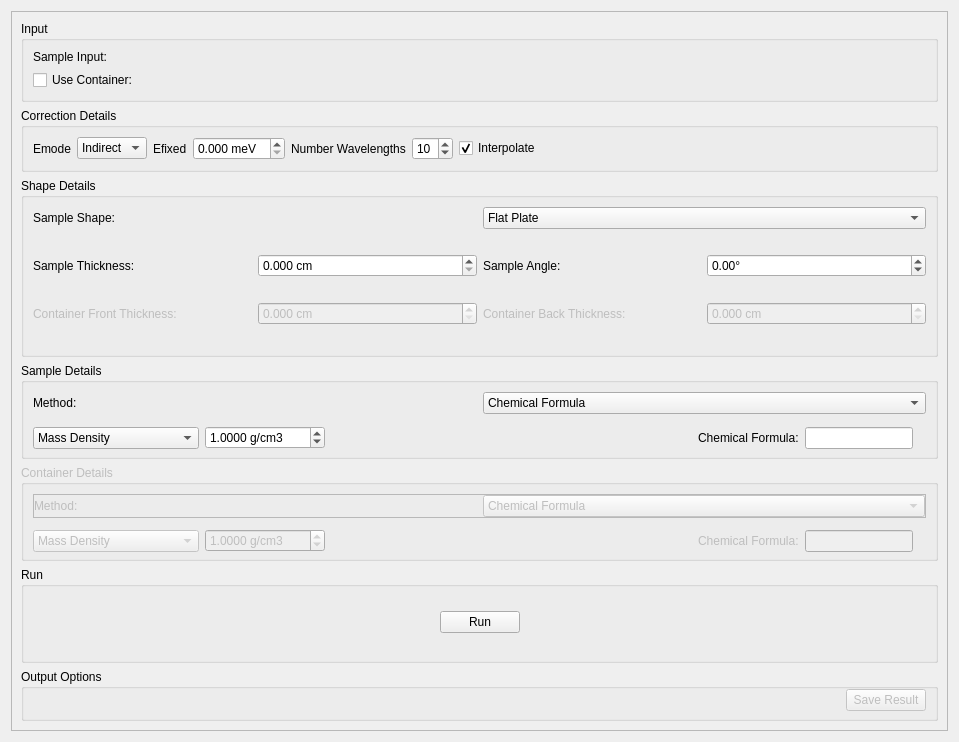
First picture: the form in qt/scientific_interfaces/Inelastic/Corrections/CalculatePaalmanPings.ui, repository mantidproject/mantid, before the edit.
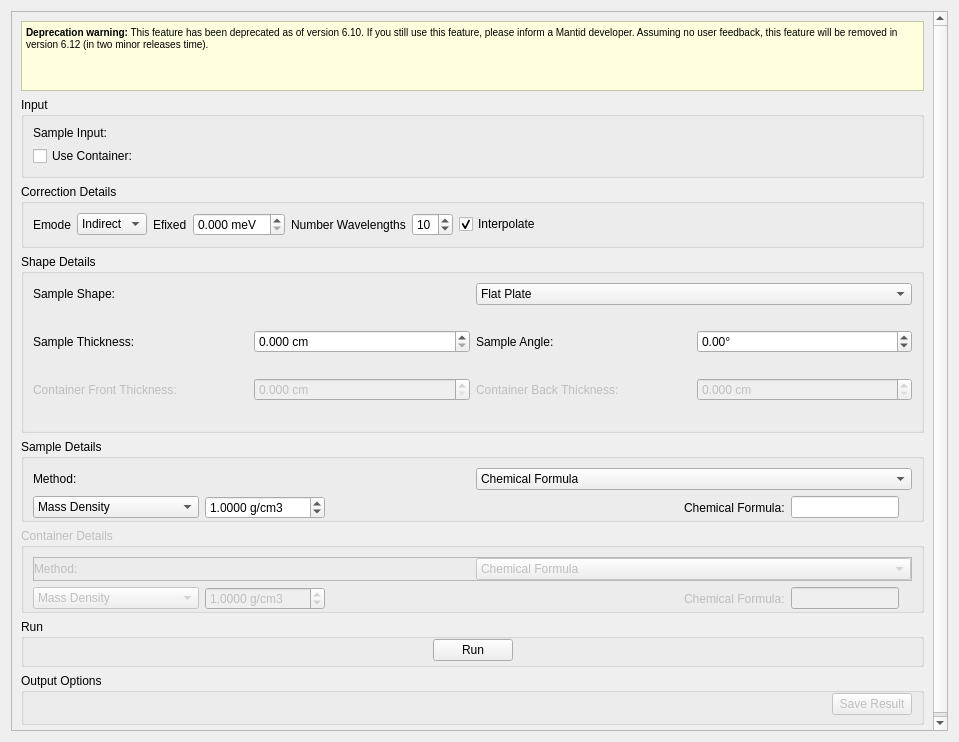
Second picture: the form after the edit. Custom widgets are drawn as their Qt base class.

Commit message: Add deprecation message to Calculate Paalman Pings to get user feedback

```diff
--- a/qt/scientific_interfaces/Inelastic/Corrections/CalculatePaalmanPings.ui
+++ b/qt/scientific_interfaces/Inelastic/Corrections/CalculatePaalmanPings.ui
@@ -24,11 +24,30 @@
        <rect>
         <x>0</x>
         <y>0</y>
-        <width>939</width>
-        <height>722</height>
+        <width>918</width>
+        <height>763</height>
        </rect>
       </property>
-      <layout class="QVBoxLayout" name="verticalLayout_2" stretch="0,0,0,1,1,1,0">
+      <layout class="QVBoxLayout" name="verticalLayout_2" stretch="0,0,0,0,1,1,1,0">
+       <item>
+        <widget class="QTextEdit" name="textEdit">
+         <property name="styleSheet">
+          <string notr="true">QTextEdit {
+    background-color: #FFFFE0;
+}</string>
+         </property>
+         <property name="readOnly">
+          <bool>true</bool>
+         </property>
+         <property name="html">
+          <string>&lt;!DOCTYPE HTML PUBLIC &quot;-//W3C//DTD HTML 4.0//EN&quot; &quot;http://www.w3.org/TR/REC-html40/strict.dtd&quot;&gt;
+&lt;html&gt;&lt;head&gt;&lt;meta name=&quot;qrichtext&quot; content=&quot;1&quot; /&gt;&lt;style type=&quot;text/css&quot;&gt;
+p, li { white-space: pre-wrap; }
+&lt;/style&gt;&lt;/head&gt;&lt;body style=&quot; font-family:'MS Shell Dlg 2'; font-size:7.8pt; font-weight:400; font-style:normal;&quot;&gt;
+&lt;p style=&quot; margin-top:0px; margin-bottom:0px; margin-left:0px; margin-right:0px; -qt-block-indent:0; text-indent:0px;&quot;&gt;&lt;span style=&quot; font-weight:600;&quot;&gt;Deprecation warning:&lt;/span&gt; This feature has been deprecated as of version 6.10. If you still use this feature, please inform a Mantid developer. Assuming no user feedback, this feature will be removed in version 6.12 (in two minor releases time).&lt;/p&gt;&lt;/body&gt;&lt;/html&gt;</string>
+         </property>
+        </widget>
+       </item>
        <item>
         <widget class="QGroupBox" name="gbInput">
          <property name="title">
```
